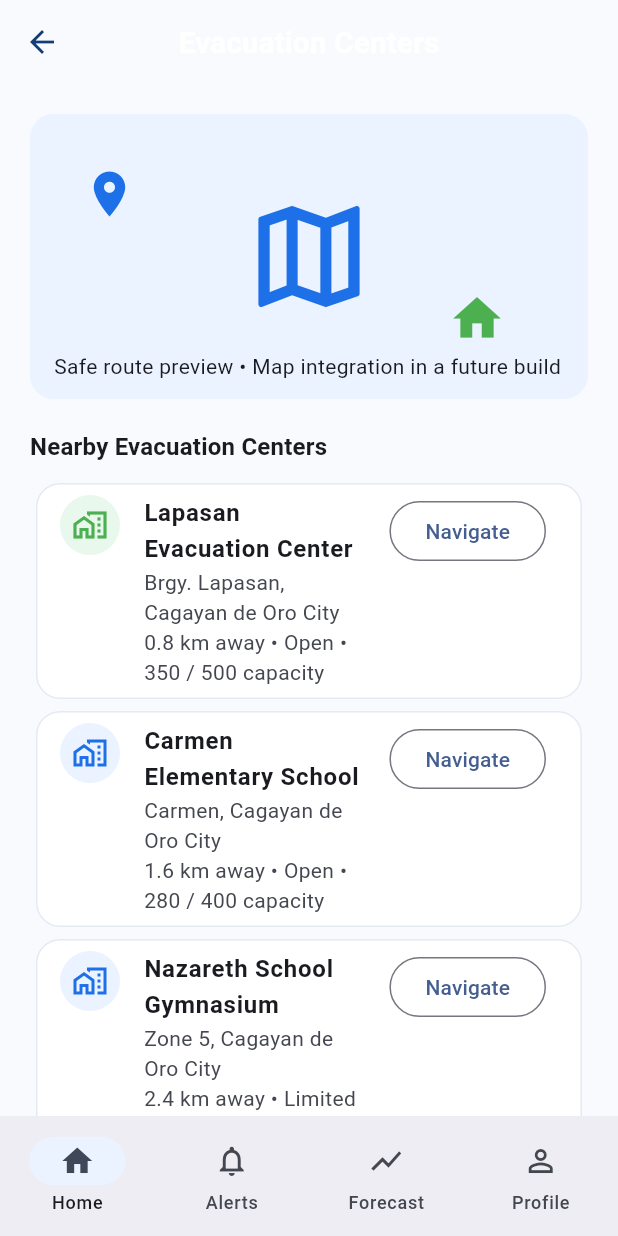
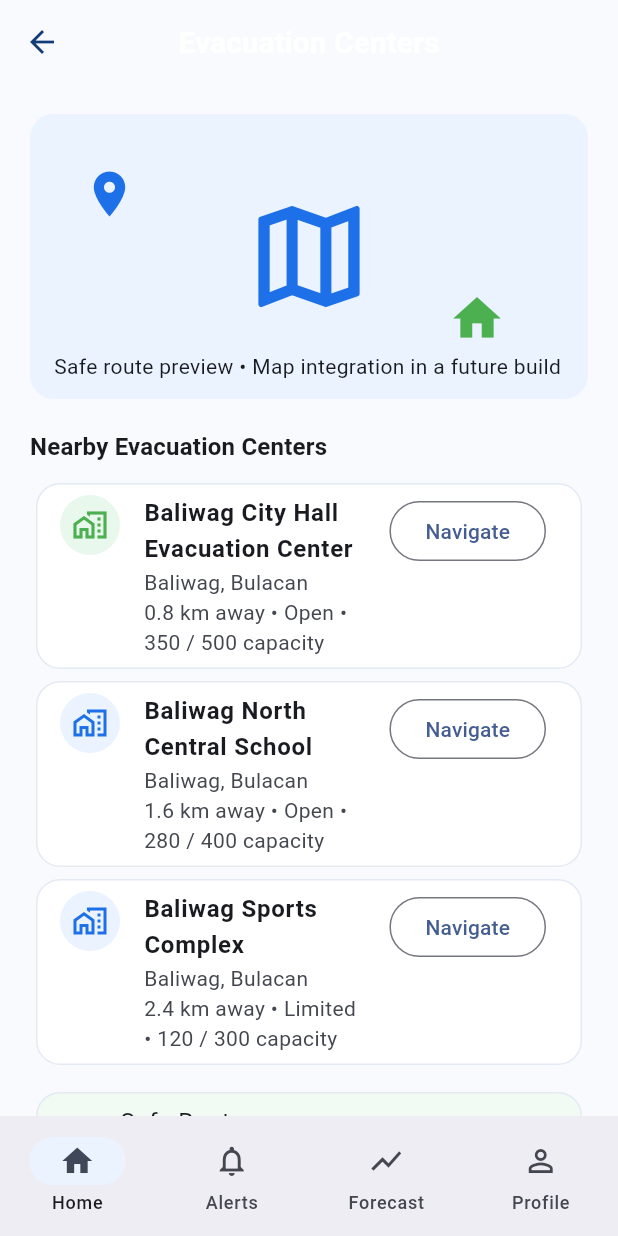
Before and after one commit to leitorrefiel/floodguard-ai, a Flutter app: the EvacuationCentersScreen screen opened directly, on a phone screen of 412 x 824 dp. Run offline on Flutter 3.47's test engine with Material 3 defaults, Android fonts, the phone set to English and light mode, and no system bars; our stand-ins replace geocoding, geolocator.

Commit message:
Localize demo content for Baliwag Bulacan

```diff
--- a/lib/screens/alerts_screen.dart
+++ b/lib/screens/alerts_screen.dart
@@ -53,7 +53,7 @@ class AlertsScreen extends StatelessWidget {
               child: Icon(Icons.people_outline, color: AppTheme.blue),
             ),
             title: Text('Community Report Verified'),
-            subtitle: Text('A flooded road report in Lapasan was verified.'),
+            subtitle: Text('A flooded road report in Baliwag was verified.'),
           ),
         ),
         const SizedBox(height: 20),
--- a/lib/screens/evacuation_centers_screen.dart
+++ b/lib/screens/evacuation_centers_screen.dart
@@ -52,19 +52,19 @@ class EvacuationCentersScreen extends StatelessWidget {
         ),
         const SizedBox(height: 8),
         const _CenterCard(
-          name: 'Lapasan Evacuation Center',
-          address: 'Brgy. Lapasan, Cagayan de Oro City',
+          name: 'Baliwag City Hall Evacuation Center',
+          address: 'Baliwag, Bulacan',
           detail: '0.8 km away • Open • 350 / 500 capacity',
           recommended: true,
         ),
         const _CenterCard(
-          name: 'Carmen Elementary School',
-          address: 'Carmen, Cagayan de Oro City',
+          name: 'Baliwag North Central School',
+          address: 'Baliwag, Bulacan',
           detail: '1.6 km away • Open • 280 / 400 capacity',
         ),
         const _CenterCard(
-          name: 'Nazareth School Gymnasium',
-          address: 'Zone 5, Cagayan de Oro City',
+          name: 'Baliwag Sports Complex',
+          address: 'Baliwag, Bulacan',
           detail: '2.4 km away • Limited • 120 / 300 capacity',
         ),
         const SizedBox(height: 10),
@@ -90,11 +90,8 @@ class EvacuationCentersScreen extends StatelessWidget {
           child: ListTile(
             leading: Icon(Icons.phone, color: Colors.red),
             title: Text('Emergency Hotline'),
-            subtitle: Text('CDO DRRMO 24/7 Hotline'),
-            trailing: Text(
-              '(088) 856-1665',
-              style: TextStyle(color: Colors.red),
-            ),
+            subtitle: Text('Local DRRMO / Emergency Hotline'),
+            trailing: Text('911', style: TextStyle(color: Colors.red)),
           ),
         ),
       ],
--- a/lib/screens/forecast_screen.dart
+++ b/lib/screens/forecast_screen.dart
@@ -25,7 +25,7 @@ class ForecastScreen extends StatelessWidget {
                   crossAxisAlignment: CrossAxisAlignment.start,
                   children: [
                     Text(
-                      'Cagayan de Oro City',
+                      'Baliwag, Bulacan',
                       style: TextStyle(fontWeight: FontWeight.w700),
                     ),
                     Text('26°C • Light Rain'),
--- a/lib/screens/home_screen.dart
+++ b/lib/screens/home_screen.dart
@@ -229,7 +229,7 @@ class _HomeScreenState extends State<HomeScreen> {
                   child: Icon(Icons.directions_car_filled_outlined),
                 ),
                 title: Text('Flooded Road'),
-                subtitle: Text('Lapasan, Cagayan de Oro City • Today, 8:45 AM'),
+                subtitle: Text('Baliwag, Bulacan • Today, 8:45 AM'),
                 trailing: Chip(label: Text('Verified')),
                 onTap: () => Navigator.push(
                   context,
@@ -243,9 +243,7 @@ class _HomeScreenState extends State<HomeScreen> {
               child: ListTile(
                 leading: CircleAvatar(child: Icon(Icons.water_damage_outlined)),
                 title: Text('Blocked Drainage'),
-                subtitle: Text(
-                  'Kauswagan, Cagayan de Oro City • Today, 7:30 AM',
-                ),
+                subtitle: Text('Baliwag, Bulacan • Today, 7:30 AM'),
                 trailing: Chip(label: Text('Verified')),
                 onTap: () => Navigator.push(
                   context,
--- a/lib/screens/report_hazard_screen.dart
+++ b/lib/screens/report_hazard_screen.dart
@@ -75,8 +75,8 @@ class _ReportHazardScreenState extends State<ReportHazardScreen> {
         Card(
           child: ListTile(
             leading: const Icon(Icons.location_on, color: AppTheme.blue),
-            title: const Text('Cagayan de Oro City, PH'),
-            subtitle: const Text('8.4821° N, 124.6478° E'),
+            title: const Text('Baliwag, Bulacan, PH'),
+            subtitle: const Text('14.95860° N, 120.88670° E'),
             trailing: TextButton(
               onPressed: () => ScaffoldMessenger.of(context).showSnackBar(
                 const SnackBar(
@@ -141,7 +141,7 @@ class _ReportHazardScreenState extends State<ReportHazardScreen> {
     final report = HazardReport(
       type: _type,
       severity: _severity,
-      location: 'Cagayan de Oro City, PH',
+      location: 'Baliwag, Bulacan, PH',
       description: _description.text,
     );
     ScaffoldMessenger.of(context).showSnackBar(
--- a/lib/screens/risk_details_screen.dart
+++ b/lib/screens/risk_details_screen.dart
@@ -17,7 +17,7 @@ class RiskDetailsScreen extends StatelessWidget {
             leading: Icon(Icons.location_on, color: AppTheme.blue),
             title: Text('Current Location', style: TextStyle(fontSize: 12)),
             subtitle: Text(
-              'Cagayan de Oro City, PH',
+              'Baliwag, Bulacan, PH',
               style: TextStyle(fontWeight: FontWeight.bold),
             ),
           ),
```
